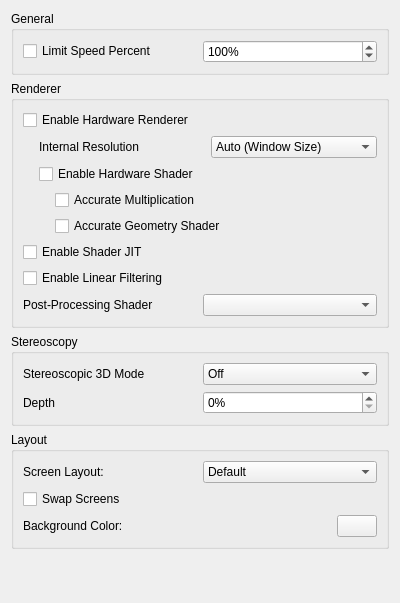
Qt form src/citra_qt/configuration/configure_graphics.ui (taken2009/citra) before a commit.
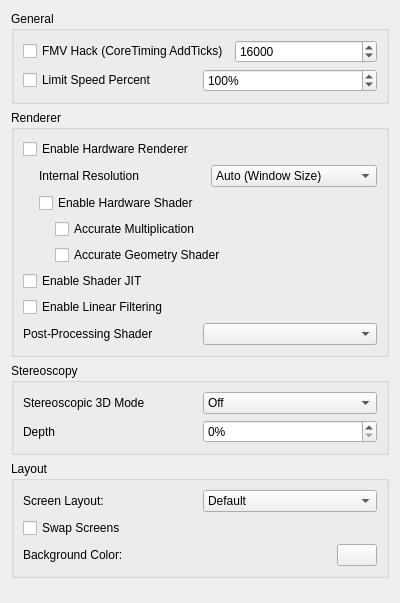
The same form after that commit.

Commit message: Add FMV_hack option(Core timing overwrite)

```diff
--- a/src/citra_qt/configuration/configure_graphics.ui
+++ b/src/citra_qt/configuration/configure_graphics.ui
@@ -20,6 +20,30 @@
       <string>General</string>
      </property>
      <layout class="QVBoxLayout" name="verticalLayout_2">
+       <item>
+        <layout class="QHBoxLayout" name="horizontalLayout_6">
+         <item>
+          <widget class="QCheckBox" name="FMV_hack">
+           <property name="text">
+            <string>FMV Hack (CoreTiming AddTicks)</string>
+           </property>
+          </widget>
+         </item>
+         <item>
+          <widget class="QSpinBox" name="AddTicks">
+           <property name="minimum">
+            <number>1</number>
+           </property>
+           <property name="maximum">
+            <number>999999</number>
+           </property>
+           <property name="value">
+            <number>16000</number>
+           </property>
+          </widget>
+         </item>
+        </layout>
+       </item>
       <item>
        <layout class="QHBoxLayout" name="horizontalLayout_2">
         <item>
```
The commit also changes 4 other files.
